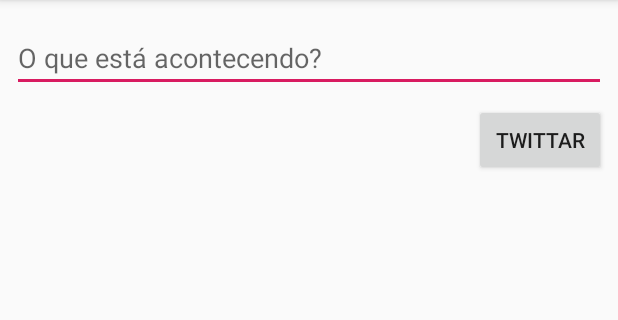
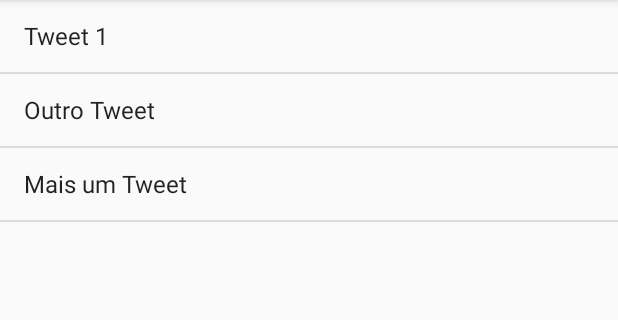
Before and after one commit to erickpreviato/caelum, an Android app: the screen it shows after launch (MainActivity before the commit, ListaTweetsActivity after it), on a phone screen of 412 x 824 dp, the part 84-404 px from its top. Run offline under Robolectric (Android 15) with nearby library versions, the phone set to English and light mode, and no system bars.

Commit message:
Realizado ate o exercicio 3.2

```diff
--- a/TwittelumApp/app/src/main/AndroidManifest.xml
+++ b/TwittelumApp/app/src/main/AndroidManifest.xml
@@ -9,13 +9,13 @@
         android:roundIcon="@mipmap/ic_launcher_round"
         android:supportsRtl="true"
         android:theme="@style/AppTheme">
-        <activity android:name=".MainActivity">
+        <activity android:name=".ListaTweetsActivity">
             <intent-filter>
                 <action android:name="android.intent.action.MAIN" />
-
                 <category android:name="android.intent.category.LAUNCHER" />
             </intent-filter>
         </activity>
+        <activity android:name=".TweetActivity" />
     </application>
 
 </manifest>
--- /dev/null
+++ b/TwittelumApp/app/src/main/java/br/com/caelum/twittelumapp/ListaTweetsActivity.kt
@@ -0,0 +1,18 @@
+package br.com.caelum.twittelumapp
+
+import android.os.Bundle
+import android.widget.ArrayAdapter
+import androidx.appcompat.app.AppCompatActivity
+import kotlinx.android.synthetic.main.activity_lista_tweets.*
+
+class ListaTweetsActivity : AppCompatActivity() {
+
+    override fun onCreate(savedInstanceState: Bundle?) {
+        super.onCreate(savedInstanceState)
+        setContentView(R.layout.activity_lista_tweets)
+
+        val tweets: List<String> = listOf("Tweet 1", "Outro Tweet", "Mais um Tweet")
+        val adapter = ArrayAdapter<String>(this, android.R.layout.simple_list_item_1, tweets)
+        lista_tweets.adapter = adapter
+    }
+}
--- a/TwittelumApp/app/src/main/java/br/com/caelum/twittelumapp/MainActivity.kt
+++ b/TwittelumApp/app/src/main/java/br/com/caelum/twittelumapp/TweetActivity.kt
@@ -3,13 +3,13 @@ package br.com.caelum.twittelumapp
 import androidx.appcompat.app.AppCompatActivity
 import android.os.Bundle
 import android.widget.Toast
-import kotlinx.android.synthetic.main.activity_main.*
+import kotlinx.android.synthetic.main.activity_tweet.*
 
-class MainActivity : AppCompatActivity() {
+class TweetActivity : AppCompatActivity() {
 
     override fun onCreate(savedInstanceState: Bundle?) {
         super.onCreate(savedInstanceState)
-        setContentView(R.layout.activity_main)
+        setContentView(R.layout.activity_tweet)
 
         publicaTweet()
     }
--- /dev/null
+++ b/TwittelumApp/app/src/main/res/layout/activity_lista_tweets.xml
@@ -0,0 +1,15 @@
+<?xml version="1.0" encoding="utf-8"?>
+<androidx.constraintlayout.widget.ConstraintLayout xmlns:android="http://schemas.android.com/apk/res/android"
+    android:layout_width="match_parent"
+    android:layout_height="match_parent"
+    xmlns:app="http://schemas.android.com/apk/res-auto">
+
+    <ListView
+        android:id="@+id/lista_tweets"
+        android:layout_width="match_parent"
+        android:layout_height="match_parent"
+        app:layout_constraintTop_toTopOf="parent"
+        app:layout_constraintStart_toStartOf="parent"
+        app:layout_constraintEnd_toEndOf="parent" />
+
+</androidx.constraintlayout.widget.ConstraintLayout>
--- a/TwittelumApp/app/src/main/res/layout/activity_main.xml
+++ b/TwittelumApp/app/src/main/res/layout/activity_tweet.xml
@@ -4,7 +4,7 @@
     xmlns:tools="http://schemas.android.com/tools"
     android:layout_width="match_parent"
     android:layout_height="match_parent"
-    tools:context=".MainActivity">
+    tools:context=".TweetActivity">
 
     <EditText
         android:id="@+id/mensagem"
```
Also changed, not shown: 1 other file.
